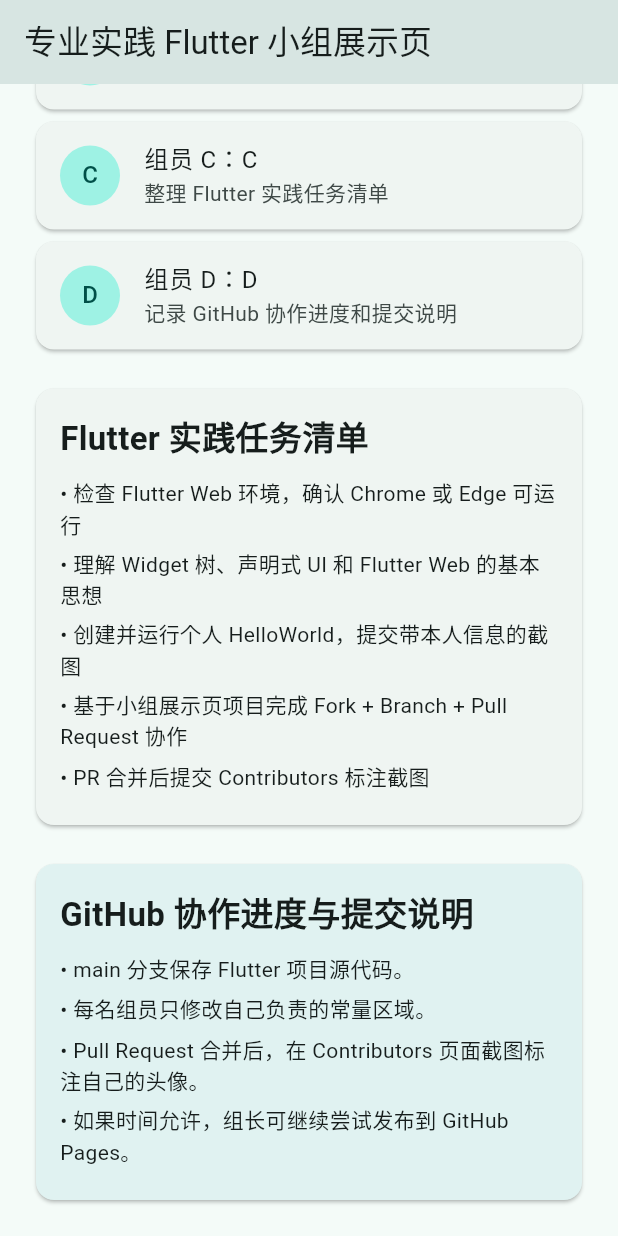
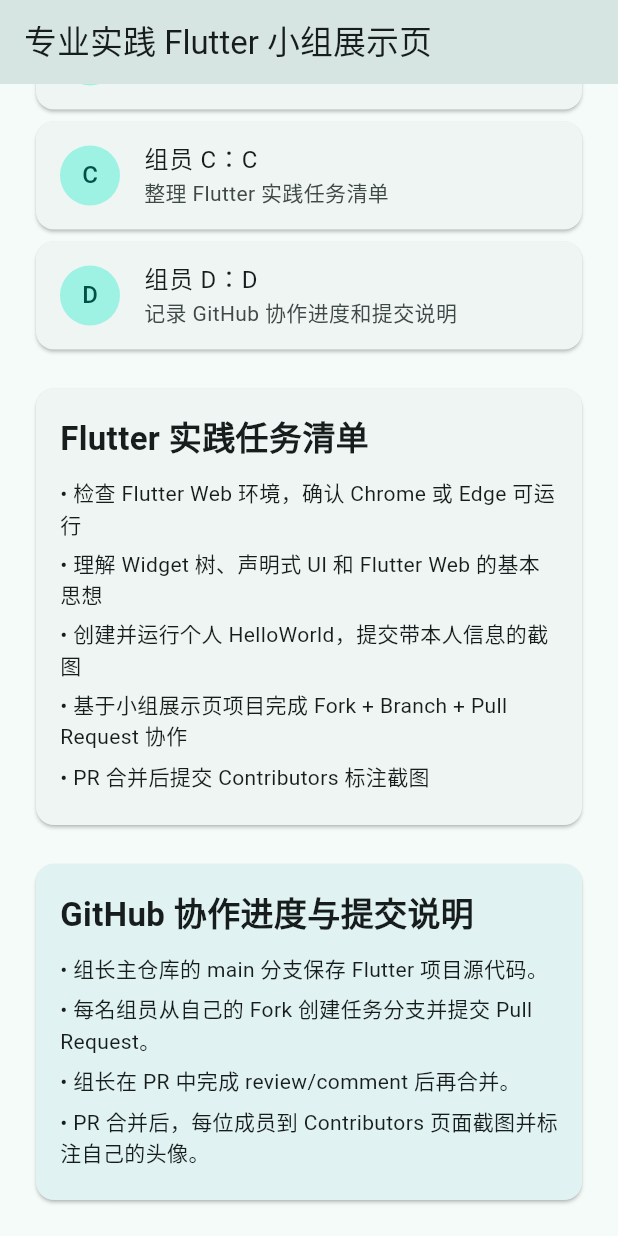
Before and after one commit to wbl65535/professional_practice_flutter_board, a Flutter app: the screen it shows after launch, scrolled down 495 dp, on a phone screen of 412 x 824 dp. Run offline on Flutter 3.47's test engine with Material 3 defaults, Android fonts, the phone set to English and light mode, and no system bars.

Commit message:
complete issue 4 update progress notes

```diff
--- a/lib/main.dart
+++ b/lib/main.dart
@@ -44,10 +44,10 @@
 ];
 
   static const List<String> progressNotes = [
-    'main 分支保存 Flutter 项目源代码。',
-    '每名组员只修改自己负责的常量区域。',
-    'Pull Request 合并后，在 Contributors 页面截图标注自己的头像。',
-    '如果时间允许，组长可继续尝试发布到 GitHub Pages。',
+    '组长主仓库的 main 分支保存 Flutter 项目源代码。',
+    '每名组员从自己的 Fork 创建任务分支并提交 Pull Request。',
+    '组长在 PR 中完成 review/comment 后再合并。',
+    'PR 合并后，每位成员到 Contributors 页面截图并标注自己的头像。',
   ];
 
   @override
```
